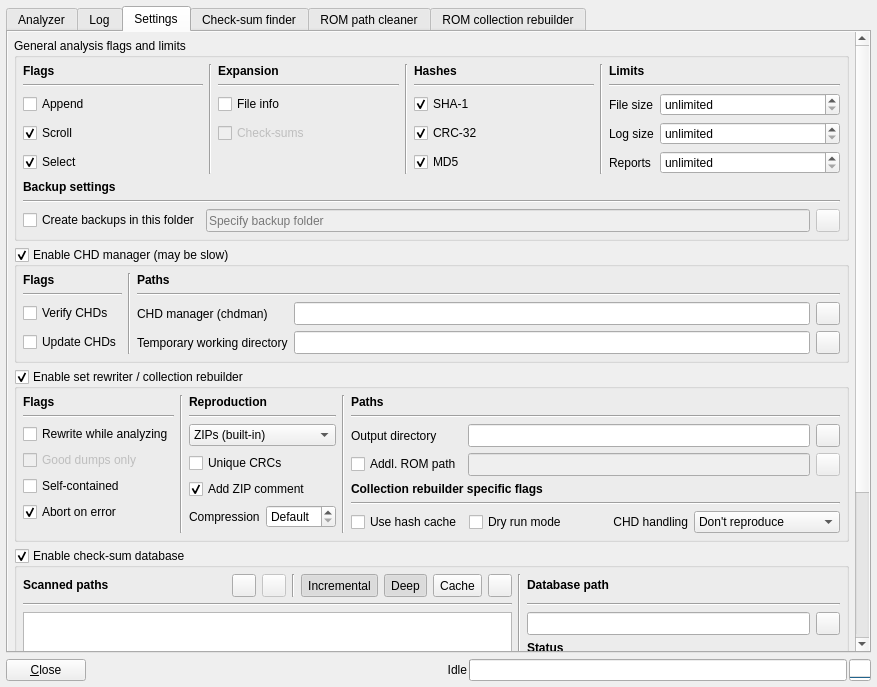
Qt form romalyzer.ui (qmc2/qmc2-mame-fe) before a commit.
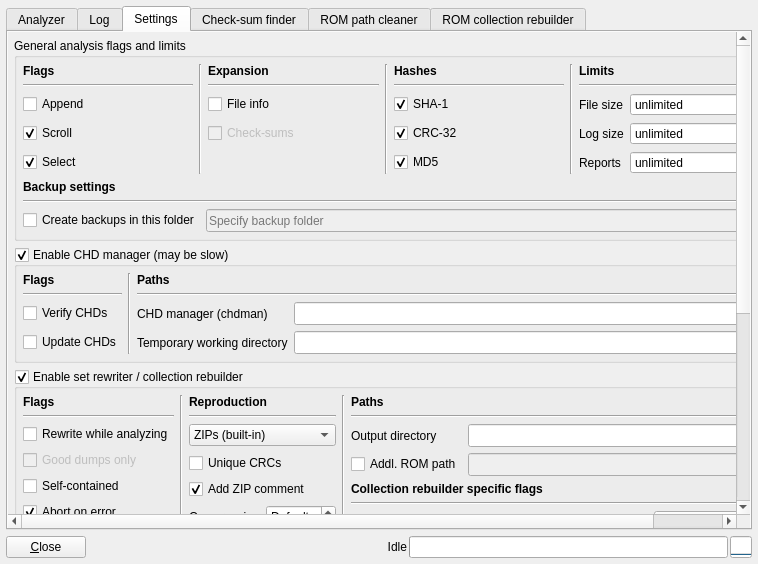
The same form after that commit. The open tabs and pages were chosen to show the change. Icons and pictures are not drawn.

Patch:
```diff
--- a/romalyzer.ui
+++ b/romalyzer.ui
@@ -7,8 +7,8 @@
    <rect>
     <x>0</x>
     <y>0</y>
-    <width>877</width>
-    <height>687</height>
+    <width>758</width>
+    <height>564</height>
    </rect>
   </property>
   <property name="windowTitle">
@@ -355,7 +355,7 @@
           <property name="geometry">
            <rect>
             <x>0</x>
-            <y>-393</y>
+            <y>0</y>
             <width>837</width>
             <height>993</height>
            </rect>
```
Left out of the diff: 2 changed lines with no effect on the pictures.
